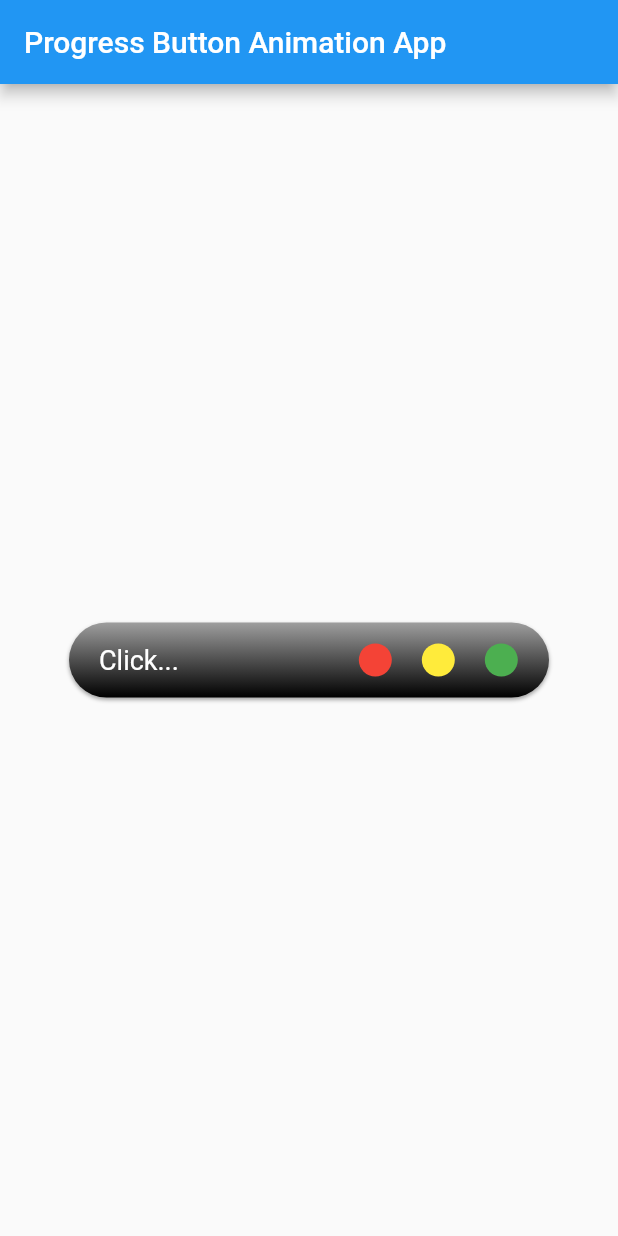
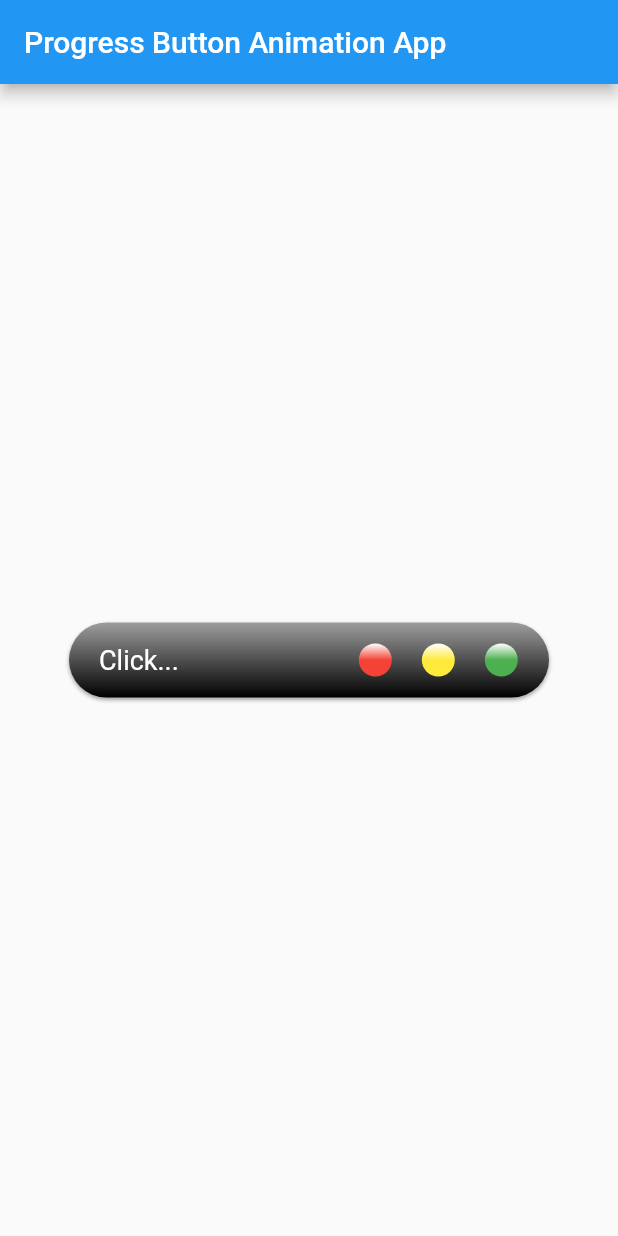
Before and after one commit to AlonRom/flutter-progress-button-animation, a Flutter app: the screen it shows after launch, on a phone screen of 412 x 824 dp. Run offline on Flutter 3.47's test engine with Material 2 defaults, Android fonts, the phone set to English and light mode, and no system bars.

```diff
--- a/lib/home.dart
+++ b/lib/home.dart
@@ -30,8 +30,12 @@ class ProgressButtonState extends State<Home> {
                     width: 22.0,
                     height: 22.0,
                     decoration: new BoxDecoration(
-                      color: Colors.red,
                       shape: BoxShape.circle,
+                      gradient: new LinearGradient(
+                        begin: FractionalOffset.center,
+                        end: FractionalOffset.topCenter,
+                        colors: [Colors.red, Colors.white],
+                      ),
                     ),
                   ),
                   new Container(
@@ -39,8 +43,12 @@ class ProgressButtonState extends State<Home> {
                     width: 22.0,
                     height: 22.0,
                     decoration: new BoxDecoration(
-                      color: Colors.yellow,
                       shape: BoxShape.circle,
+                      gradient: new LinearGradient(
+                        begin: FractionalOffset.center,
+                        end: FractionalOffset.topCenter,
+                        colors: [Colors.yellow, Colors.white],
+                      ),
                     ),
                   ),
                   new Container(
@@ -48,8 +56,12 @@ class ProgressButtonState extends State<Home> {
                     width: 22.0,
                     height: 22.0,
                     decoration: new BoxDecoration(
-                      color: Colors.green,
                       shape: BoxShape.circle,
+                      gradient: new LinearGradient(
+                        begin: FractionalOffset.center,
+                        end: FractionalOffset.topCenter,
+                        colors: [Colors.green, Colors.white],
+                      ),
                     ),
                   )
                 ]),
--- a/lib/progress_button.dart
+++ b/lib/progress_button.dart
@@ -13,7 +13,8 @@ class ProgressButton extends StatelessWidget {
     this.gradient,
     this.width = 320.0,
     this.height = 50.0,
-    this.onPressed, List<Widget> children,
+    this.onPressed,
+    List<Widget> children,
   }) : super(key: key);
 
   @override
```
